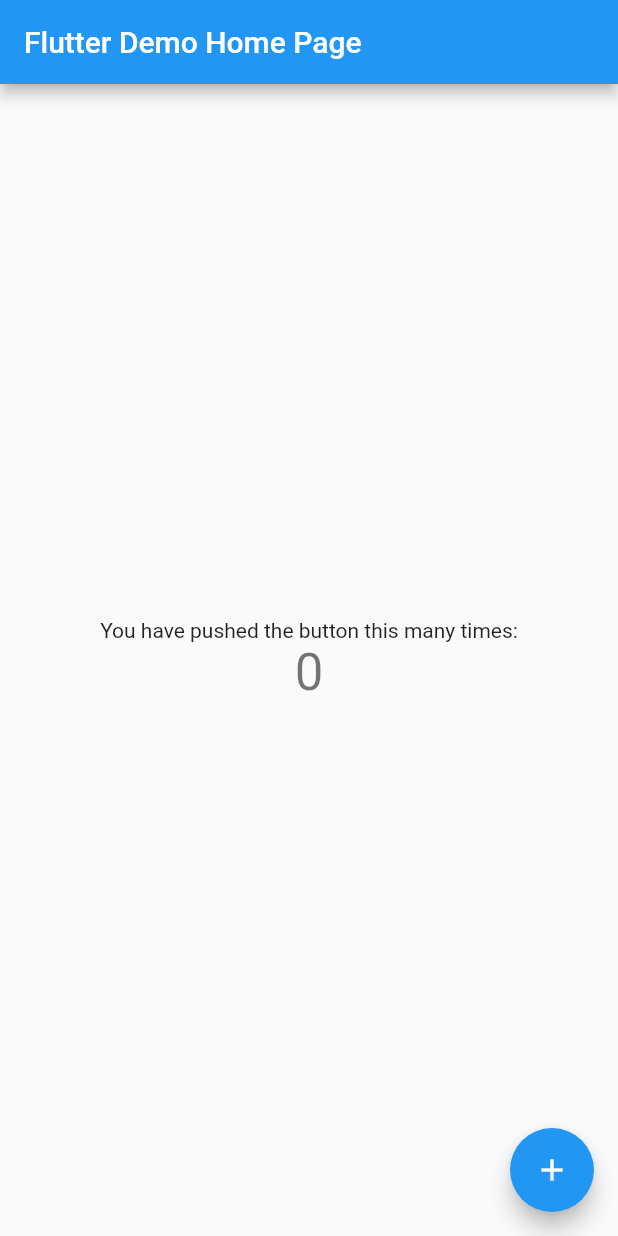
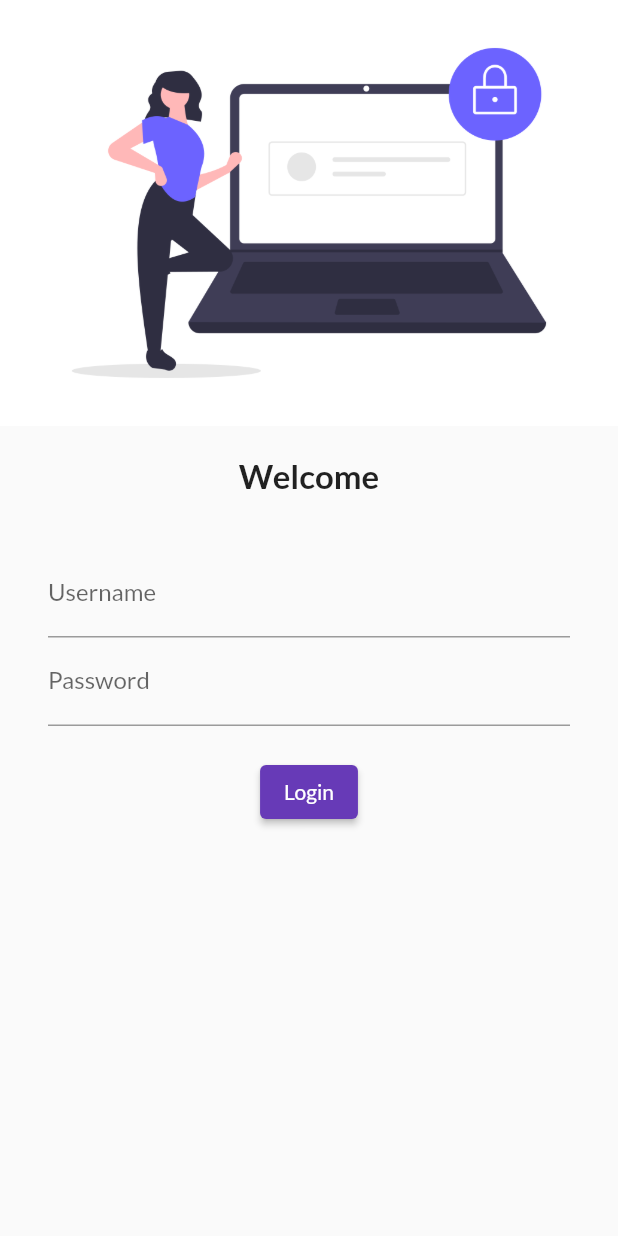
Before and after one commit to 200198amanagrawal/Flutter_basiscs, a Flutter app: the screen it shows after launch, on a phone screen of 412 x 824 dp. Run offline on Flutter 3.47's test engine with Material 2 defaults, Android fonts, the phone set to English and light mode, and no system bars; our stand-ins replace google_fonts.

Commit message:
first day of small code
new dart file and things about Scaffold

Theme,routes, packages changes

use of fonts,images and development of login page with columns

flutter basics

```diff
--- a/lib/main.dart
+++ b/lib/main.dart
@@ -1,115 +1,28 @@
 import 'package:flutter/material.dart';
+import 'package:flutter_catalog/pages/home_page.dart';
+import 'package:flutter_catalog/pages/login_page.dart';
+import 'package:google_fonts/google_fonts.dart';
 
 void main() {
-  runApp(const MyApp());
+  runApp(MyApp()); // runApp Method which runs the main app
 }
 
 class MyApp extends StatelessWidget {
-  const MyApp({Key? key}) : super(key: key);
-
   // This widget is the root of your application.
   @override
   Widget build(BuildContext context) {
     return MaterialApp(
-      title: 'Flutter Demo',
+      themeMode: ThemeMode.light,
       theme: ThemeData(
-        // This is the theme of your application.
-        //
-        // Try running your application with "flutter run". You'll see the
-        // application has a blue toolbar. Then, without quitting the app, try
-        // changing the primarySwatch below to Colors.green and then invoke
-        // "hot reload" (press "r" in the console where you ran "flutter run",
-        // or simply save your changes to "hot reload" in a Flutter IDE).
-        // Notice that the counter didn't reset back to zero; the application
-        // is not restarted.
-        primarySwatch: Colors.blue,
-      ),
-      home: const MyHomePage(title: 'Flutter Demo Home Page'),
+          primarySwatch: Colors.deepPurple,
+          fontFamily: GoogleFonts.lato().fontFamily),
+      darkTheme: ThemeData(brightness: Brightness.dark),
+      initialRoute: "/login",
+      routes: {
+        "/": (context) =>
+            HomePage(), // these pages are in psages folder and are imported where / will point to the main page if initiala route is not mentioned
+        "/login": (context) => LoginPage()
+      },
     );
   }
 }
-
-class MyHomePage extends StatefulWidget {
-  const MyHomePage({Key? key, required this.title}) : super(key: key);
-
-  // This widget is the home page of your application. It is stateful, meaning
-  // that it has a State object (defined below) that contains fields that affect
-  // how it looks.
-
-  // This class is the configuration for the state. It holds the values (in this
-  // case the title) provided by the parent (in this case the App widget) and
-  // used by the build method of the State. Fields in a Widget subclass are
-  // always marked "final".
-
-  final String title;
-
-  @override
-  State<MyHomePage> createState() => _MyHomePageState();
-}
-
-class _MyHomePageState extends State<MyHomePage> {
-  int _counter = 0;
-
-  void _incrementCounter() {
-    setState(() {
-      // This call to setState tells the Flutter framework that something has
-      // changed in this State, which causes it to rerun the build method below
-      // so that the display can reflect the updated values. If we changed
-      // _counter without calling setState(), then the build method would not be
-      // called again, and so nothing would appear to happen.
-      _counter++;
-    });
-  }
-
-  @override
-  Widget build(BuildContext context) {
-    // This method is rerun every time setState is called, for instance as done
-    // by the _incrementCounter method above.
-    //
-    // The Flutter framework has been optimized to make rerunning build methods
-    // fast, so that you can just rebuild anything that needs updating rather
-    // than having to individually change instances of widgets.
-    return Scaffold(
-      appBar: AppBar(
-        // Here we take the value from the MyHomePage object that was created by
-        // the App.build method, and use it to set our appbar title.
-        title: Text(widget.title),
-      ),
-      body: Center(
-        // Center is a layout widget. It takes a single child and positions it
-        // in the middle of the parent.
-        child: Column(
-          // Column is also a layout widget. It takes a list of children and
-          // arranges them vertically. By default, it sizes itself to fit its
-          // children horizontally, and tries to be as tall as its parent.
-          //
-          // Invoke "debug painting" (press "p" in the console, choose the
-          // "Toggle Debug Paint" action from the Flutter Inspector in Android
-          // Studio, or the "Toggle Debug Paint" command in Visual Studio Code)
-          // to see the wireframe for each widget.
-          //
-          // Column has various properties to control how it sizes itself and
-          // how it positions its children. Here we use mainAxisAlignment to
-          // center the children vertically; the main axis here is the vertical
-          // axis because Columns are vertical (the cross axis would be
-          // horizontal).
-          mainAxisAlignment: MainAxisAlignment.center,
-          children: <Widget>[
-            const Text(
-              'You have pushed the button this many times:',
-            ),
-            Text(
-              '$_counter',
-              style: Theme.of(context).textTheme.headline4,
-            ),
-          ],
-        ),
-      ),
-      floatingActionButton: FloatingActionButton(
-        onPressed: _incrementCounter,
-        tooltip: 'Increment',
-        child: const Icon(Icons.add),
-      ), // This trailing comma makes auto-formatting nicer for build methods.
-    );
-  }
-}
--- /dev/null
+++ b/lib/pages/home_page.dart
@@ -0,0 +1,24 @@
+import 'package:flutter/material.dart';
+
+class HomePage extends StatelessWidget {
+  @override
+  Widget build(BuildContext context) {
+    const int days = 30; // the const value wont change
+    const String name = "flutter";
+    return MaterialApp(
+      //Scaffold will have a header footer and body just like a human
+      home: Scaffold(
+        // appBar which will serve as thr header
+        appBar: AppBar(
+          title: Text("Catalog App"),
+        ),
+        body: Center(
+            child: Container(
+          child: Text(
+              "Welcome to $days of $name"), // in flutter the ${varname} basically uses the variable similar to + in java
+        )), //Body will serve as the middle element
+        drawer: Drawer(), // Footer of the Scaffold
+      ),
+    );
+  }
+}
--- /dev/null
+++ b/lib/pages/login_page.dart
@@ -0,0 +1,54 @@
+// ignore_for_file: prefer_const_constructors
+
+import 'package:flutter/material.dart';
+
+class LoginPage extends StatelessWidget {
+  @override
+  Widget build(BuildContext context) {
+    return Material(
+      //here we're using the concept of children where a coulmn will have everydata in a column format
+      child: Column(children: [
+        Image.asset(
+          "assets/images/login_image.png",
+          fit: BoxFit.contain,
+        ),
+        SizedBox(
+          height: 20,
+        ),
+        Text(
+          "Welcome",
+          style: TextStyle(fontSize: 22, fontWeight: FontWeight.bold),
+        ),
+        SizedBox(
+          height: 20,
+        ),
+        Padding(
+          padding: const EdgeInsets.symmetric(vertical: 16.0, horizontal: 32.0),
+          child: Column(
+            children: [
+              TextFormField(
+                decoration: InputDecoration(
+                    labelText: "Username", hintText: "Enter Username"),
+              ),
+              TextFormField(
+                decoration: InputDecoration(
+                    labelText: "Password", hintText: "Enter Password"),
+                obscureText: true,
+              ),
+              SizedBox(
+                height: 20,
+              ),
+              ElevatedButton(
+                onPressed: () {
+                  print("Hello world");
+                },
+                child: Text("Login"),
+                style: TextButton.styleFrom(),
+              )
+            ],
+          ),
+        )
+      ]),
+    );
+  }
+}
--- a/pubspec.yaml
+++ b/pubspec.yaml
@@ -34,6 +34,7 @@
   # The following adds the Cupertino Icons font to your application.
   # Use with the CupertinoIcons class for iOS style icons.
   cupertino_icons: ^1.0.2
+  google_fonts: ^2.3.1
 
 dev_dependencies:
   flutter_test:
@@ -58,8 +59,8 @@
   uses-material-design: true
 
   # To add assets to your application, add an assets section, like this:
-  # assets:
-  #   - images/a_dot_burr.jpeg
+  assets:
+     - assets/images/
   #   - images/a_dot_ham.jpeg
 
   # An image asset can refer to one or more resolution-specific "variants", see
```
Also changed, not shown: assets/images/login_image.png (added), pubspec.lock, 9 other files.
